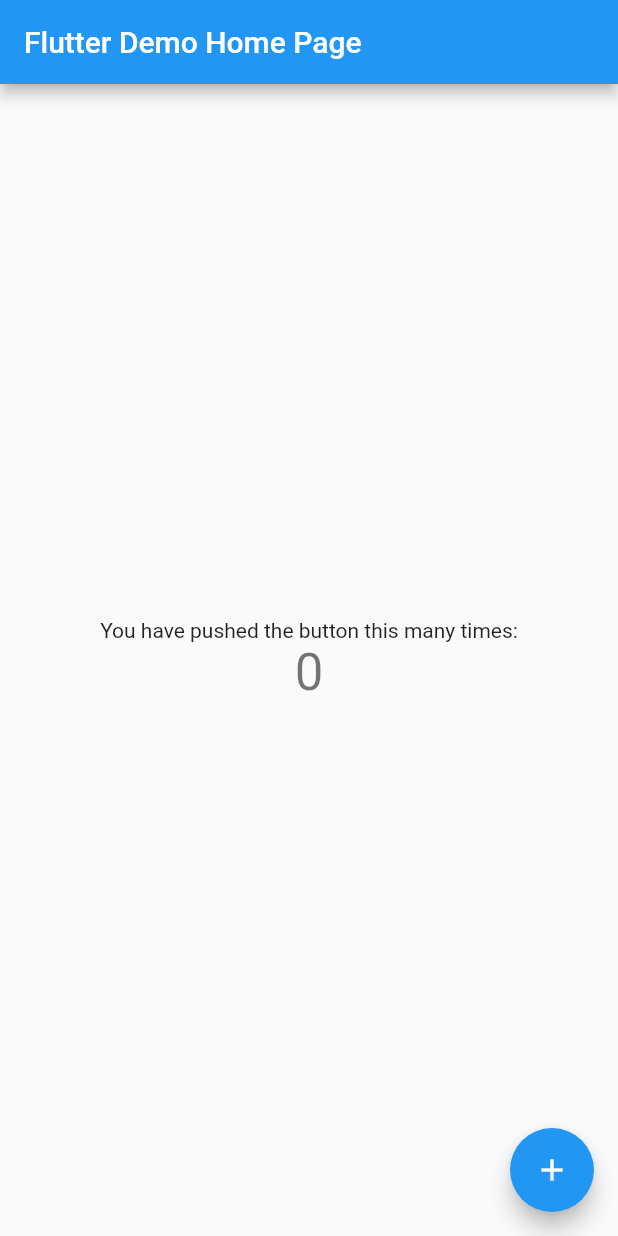
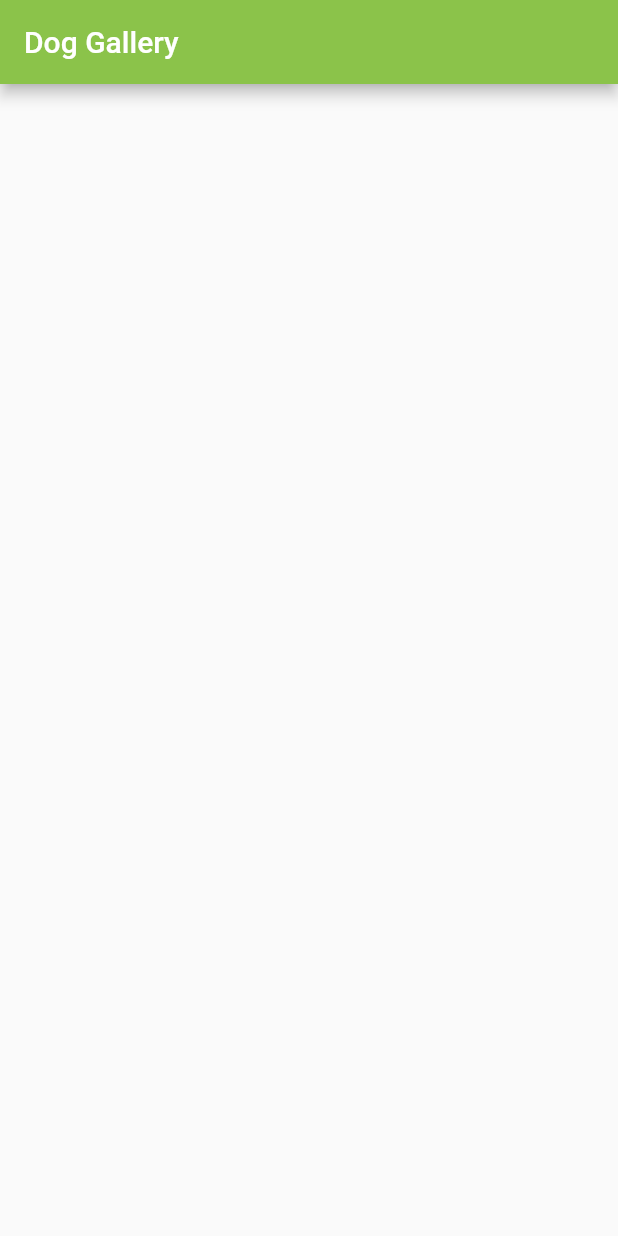
Before and after one commit to areee/flutter_dogs, a Flutter app: the screen it shows after launch, on a phone screen of 412 x 824 dp. Run offline on Flutter 3.47's test engine with Material 2 defaults, Android fonts, the phone set to English and light mode, and no system bars.

Commit message:
Add own themes, remove unnecessary & add a SafeArea (#3)

```diff
--- a/lib/main.dart
+++ b/lib/main.dart
@@ -1,45 +1,40 @@
 import 'package:flutter/material.dart';
 
 void main() {
-  runApp(const MyApp());
+  runApp(const DogApp());
 }
 
-class MyApp extends StatelessWidget {
-  const MyApp({Key? key}) : super(key: key);
+class DogApp extends StatelessWidget {
+  const DogApp({Key? key}) : super(key: key);
 
-  // This widget is the root of your application.
   @override
   Widget build(BuildContext context) {
+    final ThemeData lightTheme = ThemeData(brightness: Brightness.light);
+
+    final ThemeData darkTheme = ThemeData(brightness: Brightness.dark);
+
     return MaterialApp(
-      title: 'Flutter Demo',
-      theme: ThemeData(
-        // This is the theme of your application.
-        //
-        // Try running your application with "flutter run". You'll see the
-        // application has a blue toolbar. Then, without quitting the app, try
-        // changing the primarySwatch below to Colors.green and then invoke
-        // "hot reload" (press "r" in the console where you ran "flutter run",
-        // or simply save your changes to "hot reload" in a Flutter IDE).
-        // Notice that the counter didn't reset back to zero; the application
-        // is not restarted.
-        primarySwatch: Colors.blue,
+      debugShowCheckedModeBanner: false,
+      title: 'Dog Gallery',
+      theme: lightTheme.copyWith(
+        colorScheme: lightTheme.colorScheme.copyWith(
+          primary: Colors.lightGreen,
+          secondary: Colors.black,
+        ),
       ),
-      home: const MyHomePage(title: 'Flutter Demo Home Page'),
+      darkTheme: darkTheme.copyWith(
+        colorScheme: darkTheme.colorScheme.copyWith(
+          primary: Colors.lightGreen,
+          secondary: Colors.white,
+        ),
+      ),
+      home: const MyHomePage(title: 'Dog Gallery'),
     );
   }
 }
 
 class MyHomePage extends StatefulWidget {
   const MyHomePage({Key? key, required this.title}) : super(key: key);
-
-  // This widget is the home page of your application. It is stateful, meaning
-  // that it has a State object (defined below) that contains fields that affect
-  // how it looks.
-
-  // This class is the configuration for the state. It holds the values (in this
-  // case the title) provided by the parent (in this case the App widget) and
-  // used by the build method of the State. Fields in a Widget subclass are
-  // always marked "final".
 
   final String title;
 
@@ -48,68 +43,15 @@
 }
 
 class _MyHomePageState extends State<MyHomePage> {
-  int _counter = 0;
-
-  void _incrementCounter() {
-    setState(() {
-      // This call to setState tells the Flutter framework that something has
-      // changed in this State, which causes it to rerun the build method below
-      // so that the display can reflect the updated values. If we changed
-      // _counter without calling setState(), then the build method would not be
-      // called again, and so nothing would appear to happen.
-      _counter++;
-    });
-  }
-
   @override
   Widget build(BuildContext context) {
-    // This method is rerun every time setState is called, for instance as done
-    // by the _incrementCounter method above.
-    //
-    // The Flutter framework has been optimized to make rerunning build methods
-    // fast, so that you can just rebuild anything that needs updating rather
-    // than having to individually change instances of widgets.
     return Scaffold(
       appBar: AppBar(
-        // Here we take the value from the MyHomePage object that was created by
-        // the App.build method, and use it to set our appbar title.
         title: Text(widget.title),
       ),
-      body: Center(
-        // Center is a layout widget. It takes a single child and positions it
-        // in the middle of the parent.
-        child: Column(
-          // Column is also a layout widget. It takes a list of children and
-          // arranges them vertically. By default, it sizes itself to fit its
-          // children horizontally, and tries to be as tall as its parent.
-          //
-          // Invoke "debug painting" (press "p" in the console, choose the
-          // "Toggle Debug Paint" action from the Flutter Inspector in Android
-          // Studio, or the "Toggle Debug Paint" command in Visual Studio Code)
-          // to see the wireframe for each widget.
-          //
-          // Column has various properties to control how it sizes itself and
-          // how it positions its children. Here we use mainAxisAlignment to
-          // center the children vertically; the main axis here is the vertical
-          // axis because Columns are vertical (the cross axis would be
-          // horizontal).
-          mainAxisAlignment: MainAxisAlignment.center,
-          children: <Widget>[
-            const Text(
-              'You have pushed the button this many times:',
-            ),
-            Text(
-              '$_counter',
-              style: Theme.of(context).textTheme.headline4,
-            ),
-          ],
-        ),
+      body: SafeArea(
+        child: Container(),
       ),
-      floatingActionButton: FloatingActionButton(
-        onPressed: _incrementCounter,
-        tooltip: 'Increment',
-        child: const Icon(Icons.add),
-      ), // This trailing comma makes auto-formatting nicer for build methods.
     );
   }
 }
```
Also changed, not shown: 1 other file.
